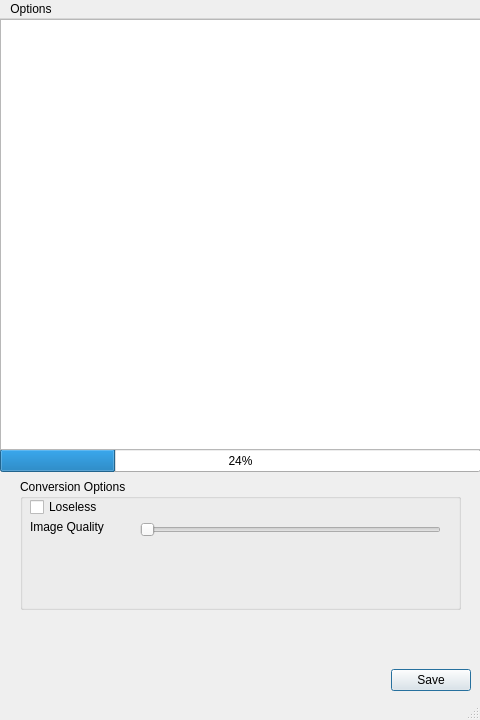
Above: WebPConverterGUI.ui from C4NU/Paddie before the change. Below: the same form after it.
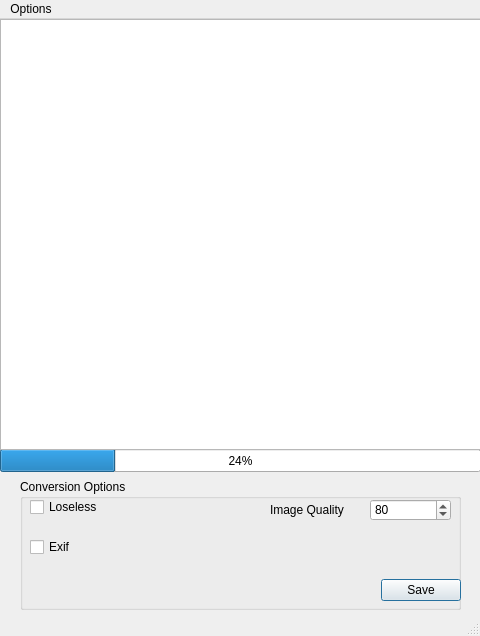
That is the form after the change. Icons and pictures are not drawn.

Commit message: [ADD, FIX] callback 함수들 linking, Exif 옵션 toggle 추가

What changed in the file:
```diff
--- a/WebPConverterGUI.ui
+++ b/WebPConverterGUI.ui
@@ -7,7 +7,7 @@
     <x>0</x>
     <y>0</y>
     <width>480</width>
-    <height>720</height>
+    <height>636</height>
    </rect>
   </property>
   <property name="acceptDrops">
@@ -34,19 +34,6 @@
      <number>24</number>
     </property>
    </widget>
-   <widget class="QDialogButtonBox" name="buttonBox">
-    <property name="geometry">
-     <rect>
-      <x>340</x>
-      <y>650</y>
-      <width>131</width>
-      <height>23</height>
-     </rect>
-    </property>
-    <property name="standardButtons">
-     <set>QDialogButtonBox::Save</set>
-    </property>
-   </widget>
    <widget class="QListWidget" name="listWidget">
     <property name="geometry">
      <rect>
@@ -109,12 +96,12 @@
       <string>Loseless</string>
      </property>
     </widget>
-    <widget class="QSlider" name="horizontalSlider">
+    <widget class="QSpinBox" name="ImageQualityBox">
      <property name="geometry">
       <rect>
-       <x>120</x>
-       <y>40</y>
-       <width>301</width>
+       <x>350</x>
+       <y>20</y>
+       <width>81</width>
        <height>22</height>
       </rect>
      </property>
@@ -124,23 +111,49 @@
      <property name="maximum">
       <number>100</number>
      </property>
-     <property name="orientation">
-      <enum>Qt::Horizontal</enum>
+     <property name="value">
+      <number>80</number>
      </property>
     </widget>
     <widget class="QLabel" name="label">
      <property name="geometry">
       <rect>
-       <x>10</x>
-       <y>40</y>
-       <width>101</width>
-       <height>16</height>
+       <x>250</x>
+       <y>20</y>
+       <width>91</width>
+       <height>21</height>
       </rect>
      </property>
      <property name="text">
       <string>Image Quality</string>
      </property>
     </widget>
+    <widget class="QDialogButtonBox" name="buttonBox">
+     <property name="geometry">
+      <rect>
+       <x>310</x>
+       <y>100</y>
+       <width>131</width>
+       <height>23</height>
+      </rect>
+     </property>
+     <property name="standardButtons">
+      <set>QDialogButtonBox::Save</set>
+     </property>
+    </widget>
+    <widget class="QCheckBox" name="ExifOptionBox">
+     <property name="geometry">
+      <rect>
+       <x>10</x>
+       <y>60</y>
+       <width>81</width>
+       <height>16</height>
+      </rect>
+     </property>
+     <property name="text">
+      <string>Exif</string>
+     </property>
+    </widget>
    </widget>
   </widget>
   <widget class="QMenuBar" name="menubar">
```
Left out of the diff: 2 changed lines with no effect on the pictures.
